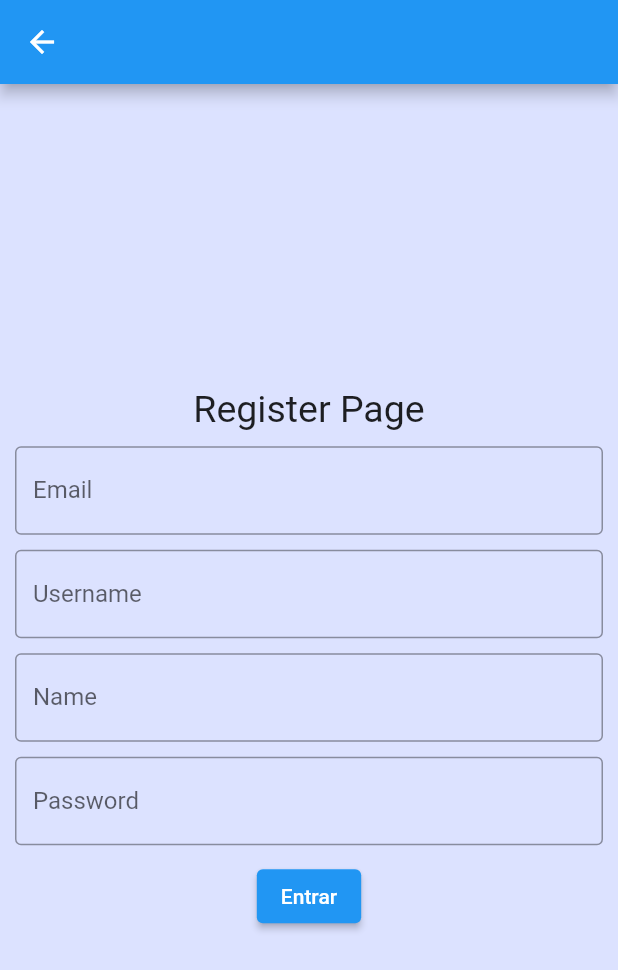
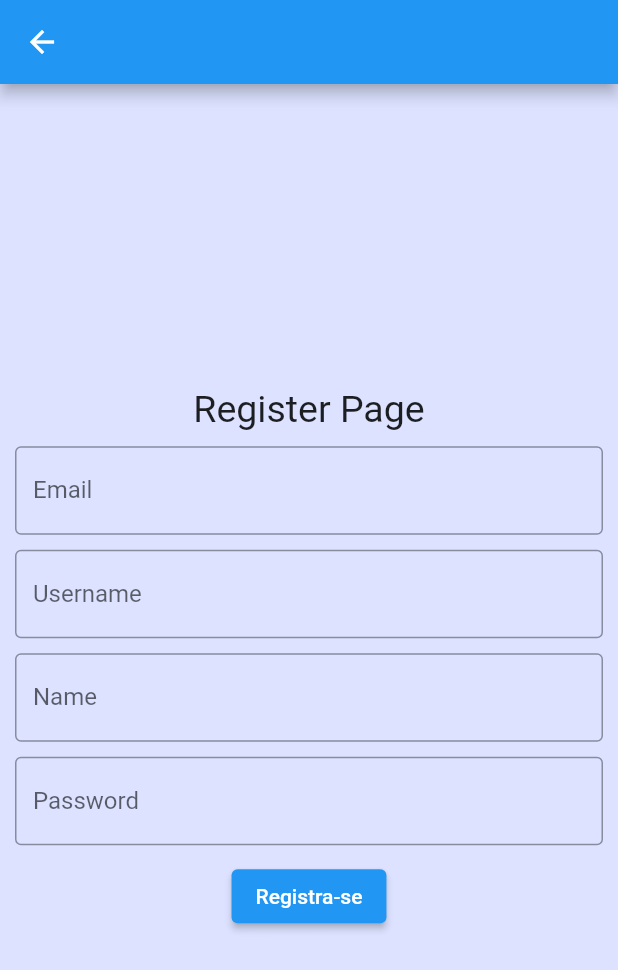
Before and after one commit to Amospk2/Python-Flutter, a Flutter app: the RegisterPage screen opened directly, on a phone screen of 412 x 824 dp. Shown: the top 970 px of the screen. Run offline on Flutter 3.47's test engine with Material 2 defaults, Android fonts, the light colour scheme and no system bars.

Commit message:
Algumas atualizações

```diff
--- a/flutter_todo/lib/pages/register_page.dart
+++ b/flutter_todo/lib/pages/register_page.dart
@@ -75,13 +75,12 @@ class RegisterPage extends StatelessWidget {
             ElevatedButton(
                 onPressed: () => registerController.register().then((value) {
                       if (value) {
-                        Navigator.push(context,
-                            MaterialPageRoute(builder: (_) => LoginPage()));
+                        Navigator.pop(context);
                       } else {
                         ScaffoldMessenger.of(context).showSnackBar(snackBar);
                       }
                     }),
-                child: const Text("Entrar")),
+                child: const Text("Registra-se")),
           ],
         ),
       ),
```
Also changed, not shown: images/EditModal.png (added), images/homePage.png (added), images/loginPage.png (added), images/registerPage.png (added), 1 other file.
